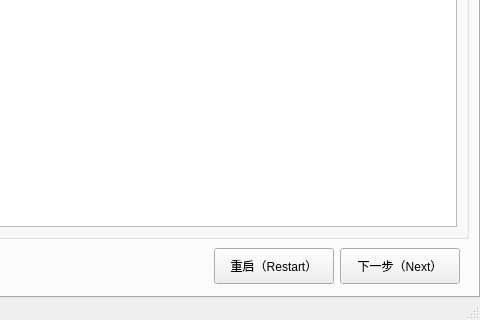
Before: the Qt Designer form mainwindow.ui in Dinosaur-MC/BestEnchSeq, drawn with Qt 5; both pictures show x 292 to 772 and y 433 to 753 of the 772 by 753 pixel window.
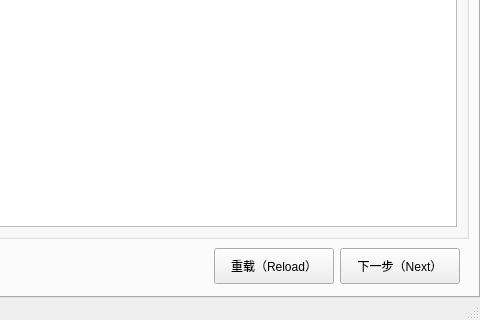
After: the same form once the commit is applied. Custom widgets are drawn as their Qt base class.

Patch:
```diff
--- a/mainwindow.ui
+++ b/mainwindow.ui
@@ -303,7 +303,7 @@
               </size>
              </property>
              <property name="text">
-              <string>重启（Restart）</string>
+              <string>重载（Reload）</string>
              </property>
             </widget>
            </item>
```
